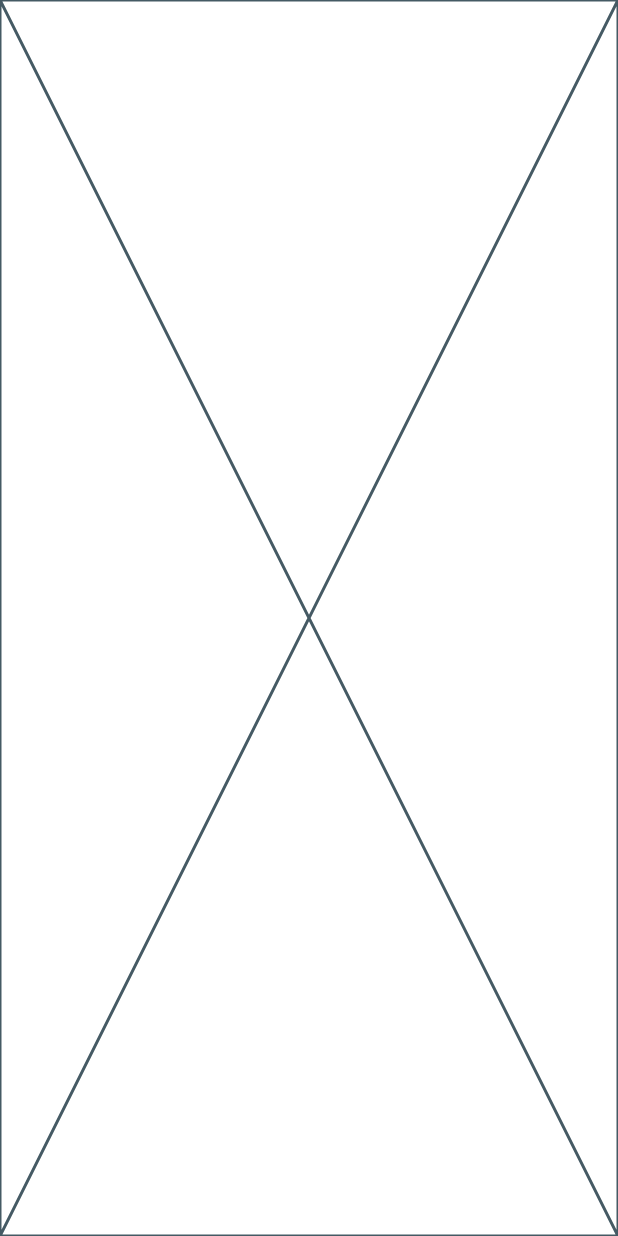
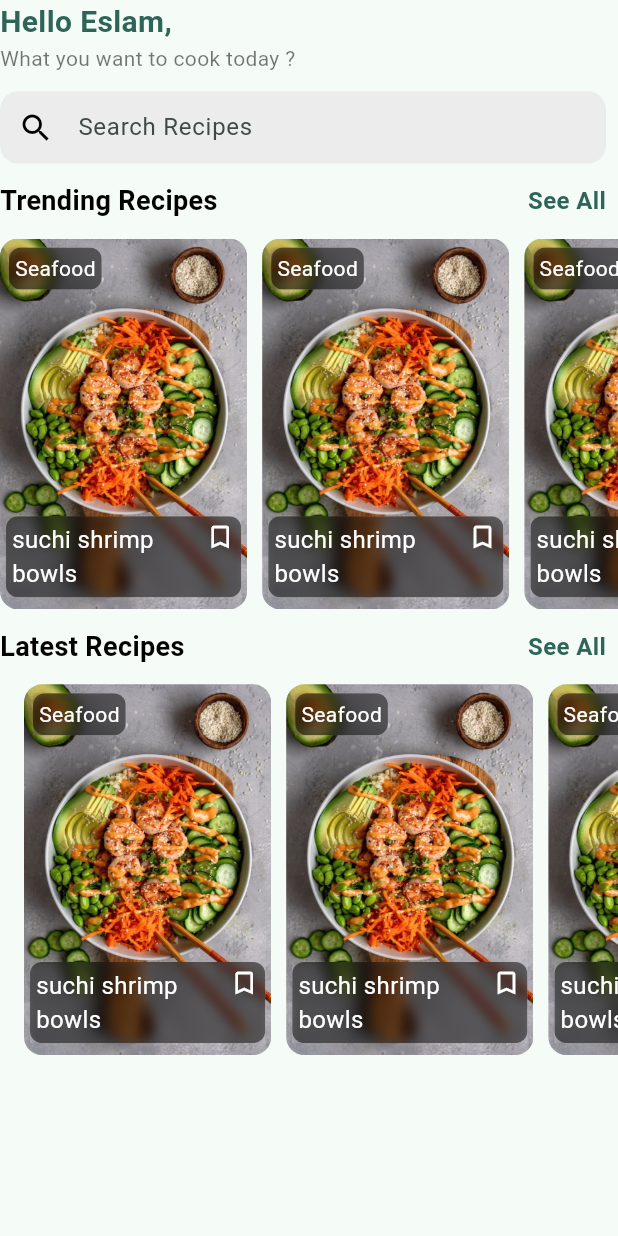
Before and after one commit to Eslam-Hossam1/recipe_app, a Flutter app: the screen it shows after launch, on a phone screen of 412 x 824 dp. Run offline on Flutter 3.47's test engine with Material 3 defaults, Android fonts, the phone set to English and light mode, and no system bars.

Commit message:
create horizontal recipe item

```diff
--- a/lib/views/home_view.dart
+++ b/lib/views/home_view.dart
@@ -1,10 +1,141 @@
+import 'dart:ui';
+
 import 'package:flutter/material.dart';
+import 'package:flutter/widgets.dart';
+import 'package:recipe_app/constants.dart';
+import 'package:recipe_app/helper/add_space.dart';
+import 'package:recipe_app/widgets/horizontal_recipe_item.dart';
 
 class HomeView extends StatelessWidget {
   const HomeView({super.key});
 
   @override
   Widget build(BuildContext context) {
-    return const Placeholder();
+    return Scaffold(
+      body: SingleChildScrollView(
+        child: Padding(
+          padding: EdgeInsets.only(
+            top: MediaQuery.of(context).padding.top,
+            bottom: MediaQuery.of(context).padding.bottom,
+          ),
+          child: Column(
+            crossAxisAlignment: CrossAxisAlignment.start,
+            children: [
+              Text(
+                "Hello Eslam,",
+                style: TextStyle(
+                    color: kPrimaryColor,
+                    fontSize: 20,
+                    fontWeight: FontWeight.bold),
+              ),
+              Text(
+                "What you want to cook today ?",
+                style: TextStyle(
+                    color: Colors.black54, fontWeight: FontWeight.normal),
+              ),
+              addHieghtSpace(12),
+              Container(
+                margin: EdgeInsets.only(right: 8),
+                decoration: BoxDecoration(
+                  color: Color(0xffECECEC),
+                  borderRadius: BorderRadius.circular(12),
+                ),
+                child: TextField(
+                  decoration: InputDecoration(
+                      contentPadding: EdgeInsets.only(
+                        top: 12,
+                      ),
+                      hintText: "Search Recipes",
+                      border: InputBorder.none,
+                      prefixIcon: Icon(
+                        Icons.search,
+                        color: Colors.black,
+                      )),
+                ),
+              ),
+              addHieghtSpace(12),
+              Padding(
+                padding: EdgeInsets.only(right: 8),
+                child: Row(
+                  crossAxisAlignment: CrossAxisAlignment.center,
+                  mainAxisAlignment: MainAxisAlignment.spaceBetween,
+                  children: [
+                    Text(
+                      "Trending Recipes",
+                      style: TextStyle(
+                          color: Colors.black,
+                          fontSize: 18,
+                          fontWeight: FontWeight.w600),
+                    ),
+                    Text(
+                      "See All",
+                      style: TextStyle(
+                          color: kPrimaryColor,
+                          fontSize: 16,
+                          fontWeight: FontWeight.w600),
+                    )
+                  ],
+                ),
+              ),
+              addHieghtSpace(12),
+              SizedBox(
+                height: MediaQuery.of(context).size.height * .3,
+                child: ListView.separated(
+                    scrollDirection: Axis.horizontal,
+                    itemBuilder: (context, index) {
+                      return HorizontalRecipeItem();
+                    },
+                    separatorBuilder: (context, index) {
+                      return SizedBox(
+                        width: 10,
+                      );
+                    },
+                    itemCount: 10),
+              ),
+              addHieghtSpace(12),
+              Padding(
+                padding: const EdgeInsets.only(right: 8.0),
+                child: Row(
+                  crossAxisAlignment: CrossAxisAlignment.center,
+                  mainAxisAlignment: MainAxisAlignment.spaceBetween,
+                  children: [
+                    Text(
+                      "Latest Recipes",
+                      style: TextStyle(
+                          color: Colors.black,
+                          fontSize: 18,
+                          fontWeight: FontWeight.w600),
+                    ),
+                    Text(
+                      "See All",
+                      style: TextStyle(
+                          color: kPrimaryColor,
+                          fontSize: 16,
+                          fontWeight: FontWeight.w600),
+                    )
+                  ],
+                ),
+              ),
+              addHieghtSpace(12),
+              SizedBox(
+                height: MediaQuery.of(context).size.height * .3,
+                child: ListView.separated(
+                    padding: EdgeInsets.symmetric(horizontal: 16),
+                    scrollDirection: Axis.horizontal,
+                    itemBuilder: (context, index) {
+                      return HorizontalRecipeItem();
+                    },
+                    separatorBuilder: (context, index) {
+                      return SizedBox(
+                        width: 10,
+                      );
+                    },
+                    itemCount: 10),
+              )
+            ],
+          ),
+        ),
+      ),
+    );
   }
 }
--- /dev/null
+++ b/lib/widgets/horizontal_recipe_item.dart
@@ -0,0 +1,81 @@
+import 'dart:ui';
+
+import 'package:flutter/material.dart';
+
+class HorizontalRecipeItem extends StatelessWidget {
+  const HorizontalRecipeItem({
+    super.key,
+  });
+
+  @override
+  Widget build(BuildContext context) {
+    return Stack(
+      children: [
+        Container(
+          height: MediaQuery.of(context).size.height * .3,
+          width: MediaQuery.of(context).size.width * .4,
+          decoration: BoxDecoration(
+              borderRadius: BorderRadius.circular(12),
+              image: DecorationImage(
+                  fit: BoxFit.cover,
+                  image: AssetImage("assets/shrimp_sushi_bowls.jpeg"))),
+        ),
+        Positioned(
+            left: 6,
+            top: 6,
+            child: ClipRRect(
+              child: BackdropFilter(
+                filter: ImageFilter.blur(sigmaX: 4, sigmaY: 4),
+                child: Container(
+                  padding: EdgeInsets.all(4),
+                  decoration: BoxDecoration(
+                      borderRadius: BorderRadius.circular(8),
+                      color: Colors.black.withOpacity(.5)),
+                  child: Text(
+                    "Seafood",
+                    style: TextStyle(color: Colors.white),
+                  ),
+                ),
+              ),
+            )),
+        Positioned(
+            bottom: 8,
+            left: 4,
+            right: 4,
+            child: ClipRRect(
+              child: BackdropFilter(
+                filter: ImageFilter.blur(sigmaX: 4, sigmaY: 4),
+                child: Container(
+                  padding: EdgeInsets.all(4),
+                  decoration: BoxDecoration(
+                      borderRadius: BorderRadius.circular(8),
+                      color: Colors.black.withOpacity(.5)),
+                  child: Row(
+                    crossAxisAlignment: CrossAxisAlignment.start,
+                    mainAxisAlignment: MainAxisAlignment.spaceBetween,
+                    children: [
+                      Expanded(
+                        child: Text(
+                          overflow: TextOverflow.ellipsis,
+                          maxLines: 2,
+                          "suchi shrimp bowls",
+                          style: TextStyle(
+                              color: Colors.white,
+                              fontWeight: FontWeight.w400,
+                              fontSize: 16),
+                        ),
+                      ),
+                      Icon(
+                        Icons.bookmark_border_outlined,
+                        color: Colors.white,
+                        size: 20,
+                      ),
+                    ],
+                  ),
+                ),
+              ),
+            )),
+      ],
+    );
+  }
+}
```
